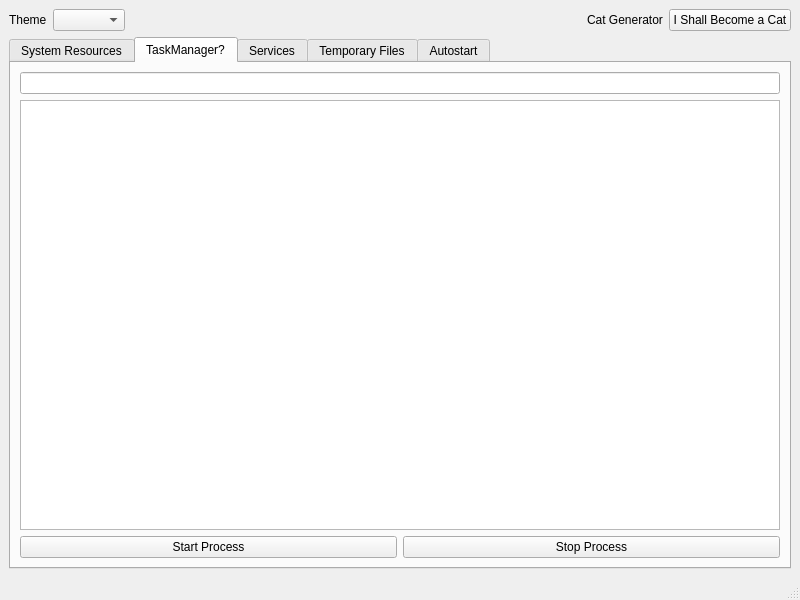
The window that mainwindow.ui (apelsin2281337/simplesystemmanager) describes before a commit, drawn with Qt 5.
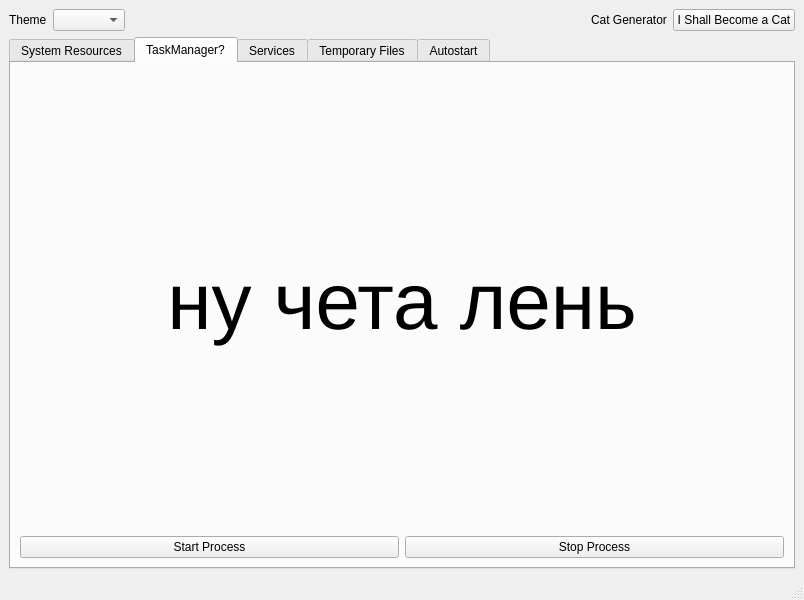
The same window after the commit. The open tabs and pages were chosen to show the change. Icons and pictures are not drawn.

Diff of the .ui file:
```diff
--- a/mainwindow.ui
+++ b/mainwindow.ui
@@ -6,7 +6,7 @@
    <rect>
     <x>0</x>
     <y>0</y>
-    <width>800</width>
+    <width>804</width>
     <height>600</height>
    </rect>
   </property>
@@ -299,13 +299,18 @@
         <item>
          <layout class="QVBoxLayout" name="verticalLayout_12">
           <item>
-           <widget class="QLineEdit" name="searchTaskLineEdit"/>
-          </item>
-          <item>
-           <widget class="QTableView" name="taskManagerTable">
-            <attribute name="verticalHeaderVisible">
-             <bool>false</bool>
-            </attribute>
+           <widget class="QLabel" name="label">
+            <property name="font">
+             <font>
+              <pointsize>60</pointsize>
+             </font>
+            </property>
+            <property name="text">
+             <string>ну чета лень</string>
+            </property>
+            <property name="alignment">
+             <set>Qt::AlignmentFlag::AlignCenter</set>
+            </property>
            </widget>
           </item>
           <item>
```
Left out of the diff: 2 changed lines with no effect on the pictures.
